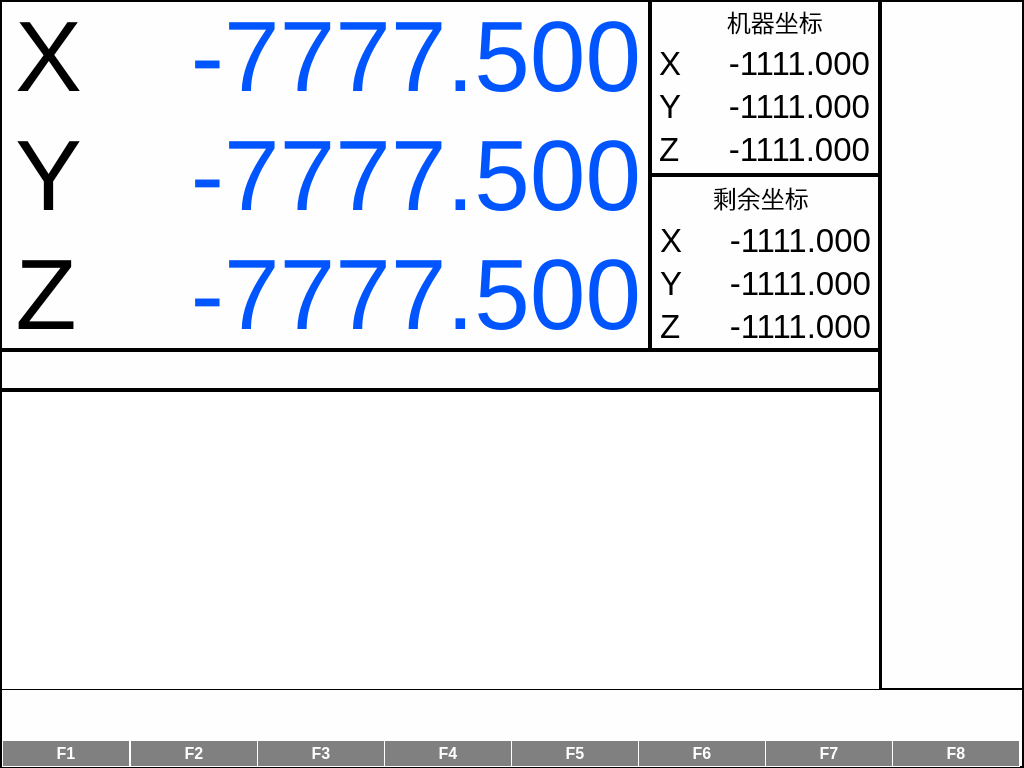
The window that maininterface.ui (taiyuankejizhu/SparkZNC) describes before a commit, drawn with Qt 5.
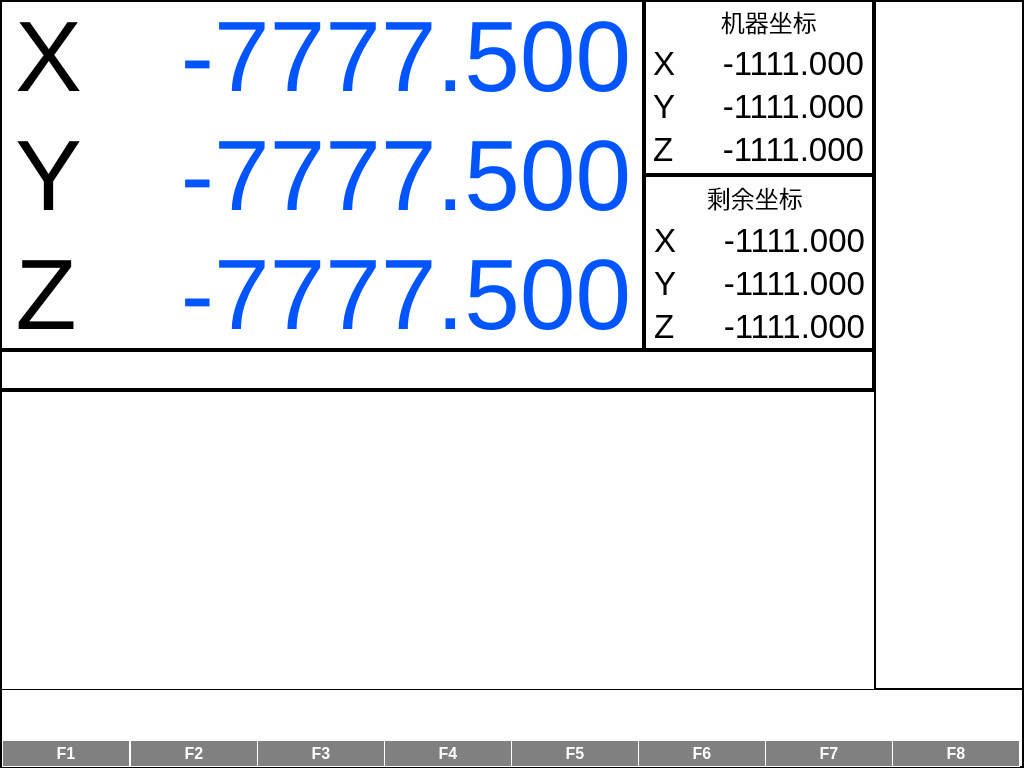
The same window after the commit.

The edit to the form file:
```diff
--- a/maininterface.ui
+++ b/maininterface.ui
@@ -433,7 +433,7 @@
     <rect>
      <x>0</x>
      <y>0</y>
-     <width>650</width>
+     <width>644</width>
      <height>350</height>
     </rect>
    </property>
@@ -451,8 +451,8 @@
      <rect>
       <x>0</x>
       <y>0</y>
-      <width>651</width>
-      <height>359</height>
+      <width>641</width>
+      <height>353</height>
      </rect>
     </property>
     <layout class="QFormLayout" name="formLayout">
@@ -675,7 +675,7 @@
   <widget class="QFrame" name="frame_2">
    <property name="geometry">
     <rect>
-     <x>650</x>
+     <x>644</x>
      <y>0</y>
      <width>230</width>
      <height>175</height>
@@ -928,7 +928,7 @@
   <widget class="QFrame" name="frame_3">
    <property name="geometry">
     <rect>
-     <x>650</x>
+     <x>644</x>
      <y>175</y>
      <width>230</width>
      <height>175</height>
@@ -1184,7 +1184,7 @@
     <rect>
      <x>0</x>
      <y>350</y>
-     <width>880</width>
+     <width>874</width>
      <height>40</height>
     </rect>
    </property>
@@ -4868,9 +4868,9 @@
   <widget class="QFrame" name="frame_6">
    <property name="geometry">
     <rect>
-     <x>880</x>
+     <x>874</x>
      <y>0</y>
-     <width>144</width>
+     <width>150</width>
      <height>690</height>
     </rect>
    </property>
@@ -4884,9 +4884,9 @@
   <widget class="QWidget" name="verticalLayoutWidget">
    <property name="geometry">
     <rect>
-     <x>880</x>
+      <x>0</x>
      <y>0</y>
-     <width>141</width>
+      <width>151</width>
      <height>691</height>
     </rect>
    </property>
@@ -4904,7 +4904,7 @@
     <rect>
      <x>0</x>
      <y>390</y>
-     <width>880</width>
+     <width>874</width>
      <height>300</height>
     </rect>
    </property>
```
Left out of the diff: 2 changed lines with no effect on the pictures. Lines whose indentation alone changed are shown as unchanged.
